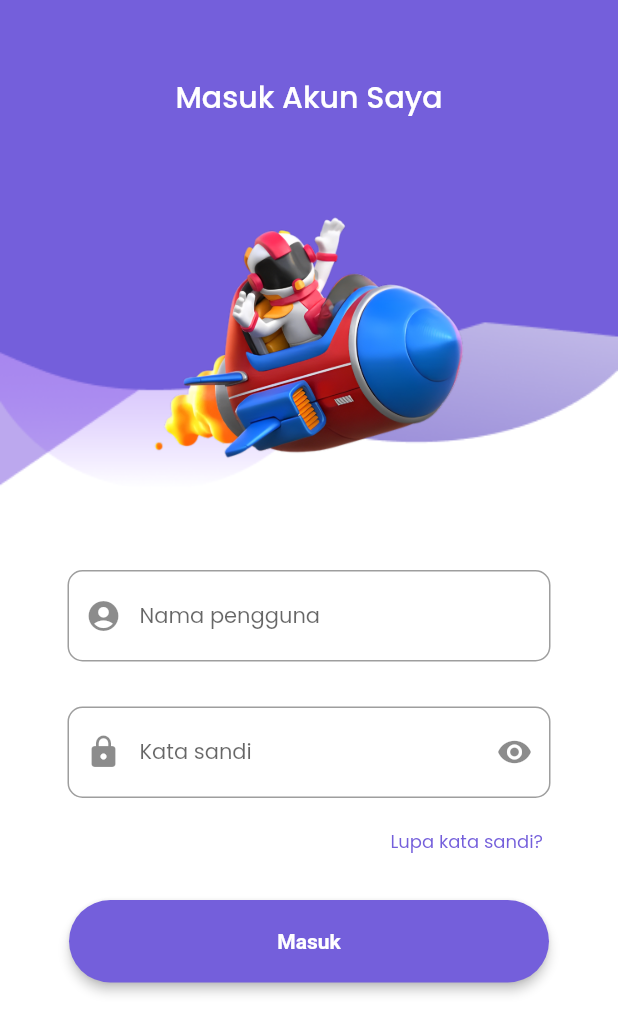
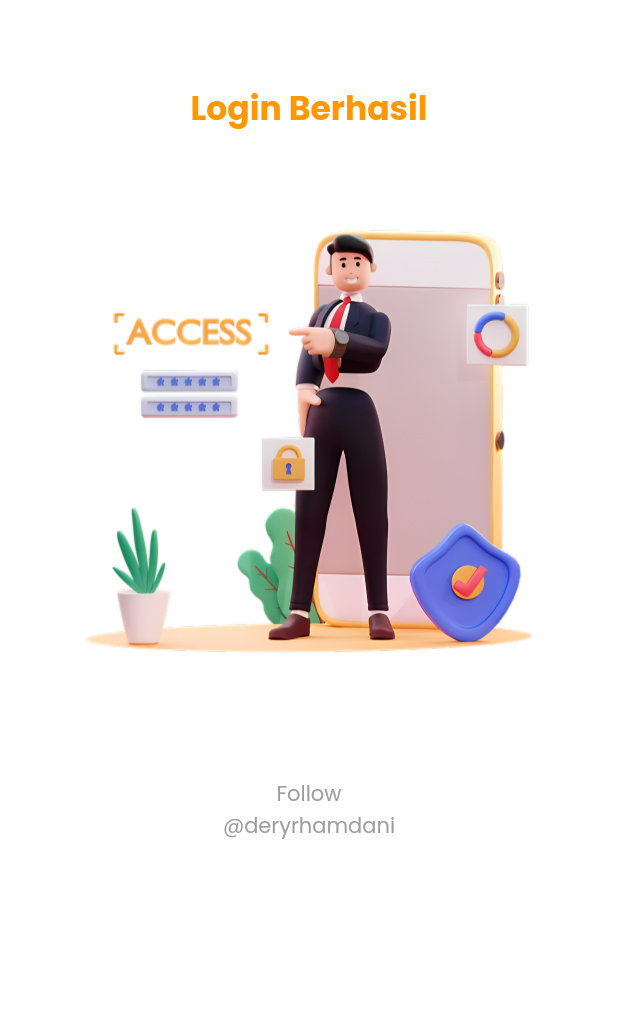
Before and after one commit to Deryrhamdani/mobile-apps-login, a Flutter app: the Login screen opened directly, after a tap on "Masuk", on a phone screen of 412 x 824 dp. Shown: the top 1033 px of the screen. Run offline on Flutter 3.47's test engine with Material 2 defaults, Android fonts, the phone set to English and light mode, and no system bars; our stand-ins replace flutter_local_notifications, flutter_otp_text_field, flutter_spinkit, google_fonts.

Commit message:
add home.dart

```diff
--- /dev/null
+++ b/lib/home.dart
@@ -0,0 +1,58 @@
+import 'package:flutter/material.dart';
+
+class Home extends StatefulWidget {
+  const Home({super.key});
+
+  @override
+  State<Home> createState() => _HomeState();
+}
+
+class _HomeState extends State<Home> {
+  @override
+  Widget build(BuildContext context) {
+    return Scaffold(
+      appBar: AppBar(
+        elevation: 0,
+        backgroundColor: Colors.transparent,
+      ),
+      backgroundColor: Colors.white,
+      body: SingleChildScrollView(
+        child: Center(
+          child: Column(children: [
+            const Text(
+              'Login Berhasil',
+              style: TextStyle(
+                fontSize: 22.0,
+                fontWeight: FontWeight.w700,
+                color: Colors.orange,
+              ),
+            ),
+            const SizedBox(
+              height: 50.0,
+            ),
+            const SizedBox(
+              height: 300,
+              child: Image(
+                image: AssetImage(
+                  'assets/images/login-berhasil.png',
+                ),
+              ),
+            ),
+            const SizedBox(
+              height: 80.0,
+            ),
+            const Text(
+              'Follow \n@deryrhamdani',
+              textAlign: TextAlign.center,
+              style: TextStyle(
+                fontSize: 14.0,
+                // fontWeight: FontWeight.w700,
+                color: Colors.grey,
+              ),
+            ),
+          ]),
+        ),
+      ),
+    );
+  }
+}
--- a/lib/login.dart
+++ b/lib/login.dart
@@ -1,5 +1,6 @@
 import 'package:flutter/material.dart';
 import 'package:google_fonts/google_fonts.dart';
+import 'package:uilogin/home.dart';
 
 class Login extends StatefulWidget {
   const Login({super.key});
@@ -137,10 +138,9 @@ class _LoginState extends State<Login> {
                               fontWeight: FontWeight.w600)),
                     ],
                   ),
-                  // onPressed: () => Navigator.of(context).pushReplacement(
-                  //     MaterialPageRoute(
-                  //         builder: (BuildContext context) => GetVerifikasi()))),
-                  onPressed: () {}),
+                  onPressed: () => Navigator.of(context).pushReplacement(
+                      MaterialPageRoute(
+                          builder: (BuildContext context) => const Home()))),
             ),
           ],
         ) /* add child content here */,
--- a/lib/verifikasi.dart
+++ b/lib/verifikasi.dart
@@ -75,8 +75,6 @@ class _VerifikasiState extends State<Verifikasi> {
                   shape: BoxShape.rectangle,
                   borderRadius: BorderRadius.circular(10.0)),
               child: TextFormField(
-                autocorrect: false,
-                autovalidateMode: false,
                 maxLength: 12,
                 keyboardType: TextInputType.number,
                 style: TextStyle(fontSize: 14.0),
```
Also changed, not shown: assets/images/login-berhasil.png (added).
